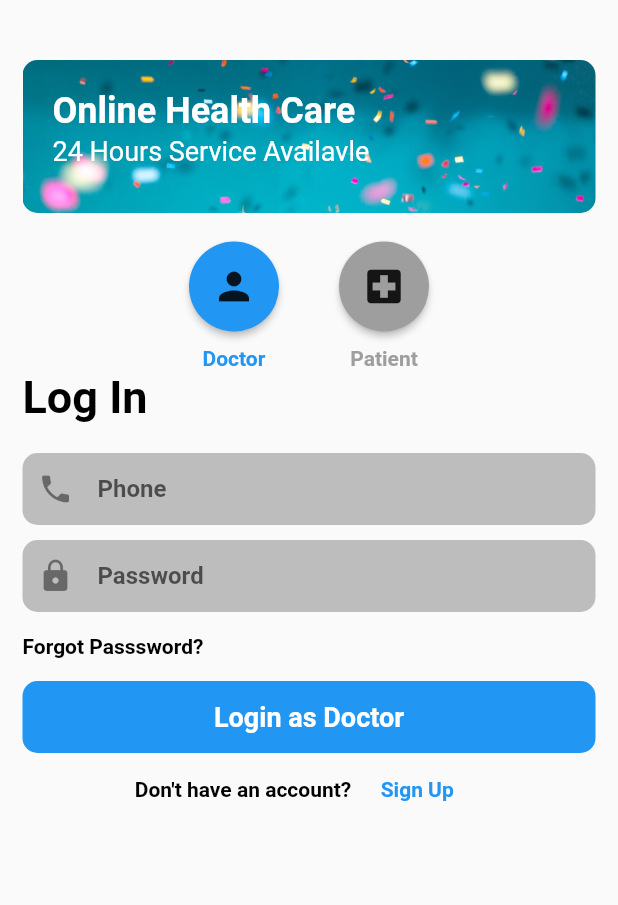
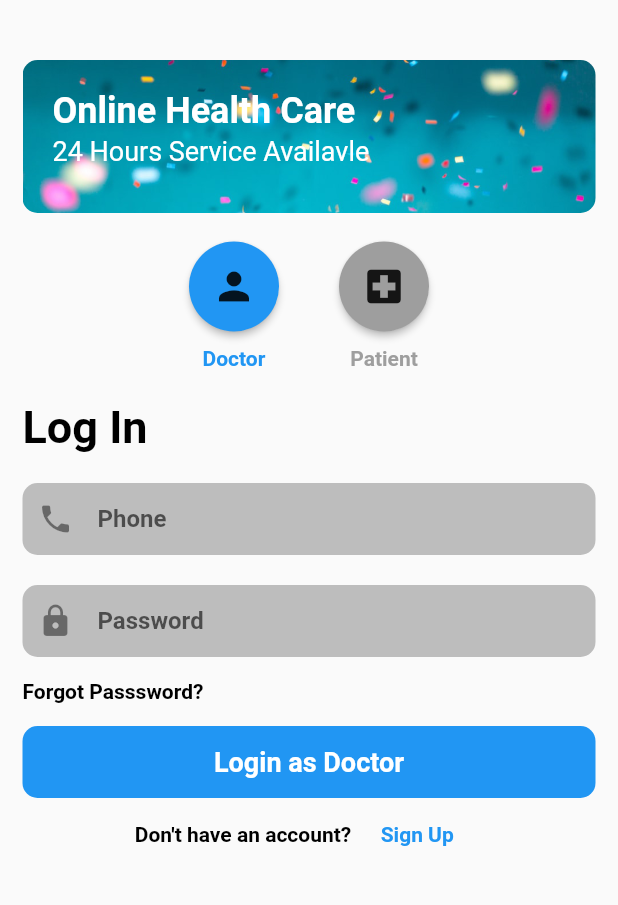
Before and after one commit to jpmehedi/flutter-eDaktar-app, a Flutter app: the screen it shows after launch, on a phone screen of 412 x 824 dp, the part 93-998 px from its top. Run offline on Flutter 3.47's test engine with Material 2 defaults, Android fonts, the phone set to English and light mode, and no system bars.

```diff
--- a/lib/screens/login_screen.dart
+++ b/lib/screens/login_screen.dart
@@ -103,6 +103,9 @@ class _LoginScreenState extends State<LoginScreen> {
                       ],
                     ),
                   ),
+                  SizedBox(
+                    height: 20,
+                  ),
                   Text(
                     "Log In",
                     style: TextStyle(
@@ -121,7 +124,7 @@ class _LoginScreenState extends State<LoginScreen> {
                           icon: Icon(Icons.phone),
                         ),
                         SizedBox(
-                          height: 10,
+                          height: 20,
                         ),
                         InputFeildBuilder(
                           hintText: 'Password',
```
